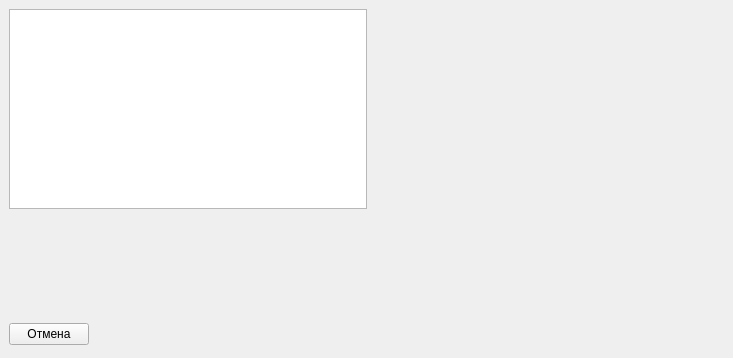
Above: ui/logs.ui from USATU-Project/DesktopHelper before the change. Below: the same form after it.
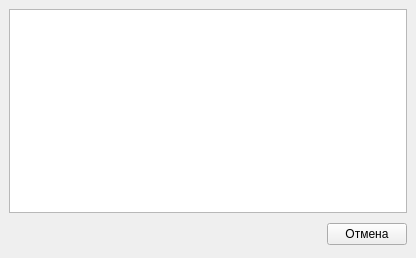
That is the form after the change.

Patch:
```diff
--- a/ui/logs.ui
+++ b/ui/logs.ui
@@ -6,8 +6,8 @@
    <rect>
     <x>0</x>
     <y>0</y>
-    <width>733</width>
-    <height>358</height>
+    <width>416</width>
+    <height>258</height>
    </rect>
   </property>
   <property name="windowTitle">
@@ -20,38 +20,25 @@
       <item>
        <widget class="QListView" name="listView"/>
       </item>
-      <item>
-       <spacer name="horizontalSpacer">
-        <property name="orientation">
-         <enum>Qt::Horizontal</enum>
-        </property>
-        <property name="sizeHint" stdset="0">
-         <size>
-          <width>138</width>
-          <height>200</height>
-         </size>
-        </property>
-       </spacer>
-      </item>
      </layout>
     </item>
-    <item>
-     <spacer name="verticalSpacer">
-      <property name="orientation">
-       <enum>Qt::Vertical</enum>
-      </property>
-      <property name="sizeHint" stdset="0">
-       <size>
-        <width>398</width>
-        <height>91</height>
-       </size>
-      </property>
-     </spacer>
-    </item>
     <item>
      <layout class="QHBoxLayout" name="horizontalLayout_2">
       <item>
-       <widget class="QPushButton" name="pushButton">
+       <spacer name="horizontalSpacer_2">
+        <property name="orientation">
+         <enum>Qt::Horizontal</enum>
+        </property>
+        <property name="sizeHint" stdset="0">
+         <size>
+          <width>268</width>
+          <height>30</height>
+         </size>
+        </property>
+       </spacer>
+      </item>
+      <item>
+       <widget class="QPushButton" name="cancel_button">
         <property name="font">
          <font>
           <family>Helvetica</family>
@@ -62,19 +49,6 @@
         </property>
        </widget>
       </item>
-      <item>
-       <spacer name="horizontalSpacer_2">
-        <property name="orientation">
-         <enum>Qt::Horizontal</enum>
-        </property>
-        <property name="sizeHint" stdset="0">
-         <size>
-          <width>268</width>
-          <height>30</height>
-         </size>
-        </property>
-       </spacer>
-      </item>
      </layout>
     </item>
    </layout>
```
